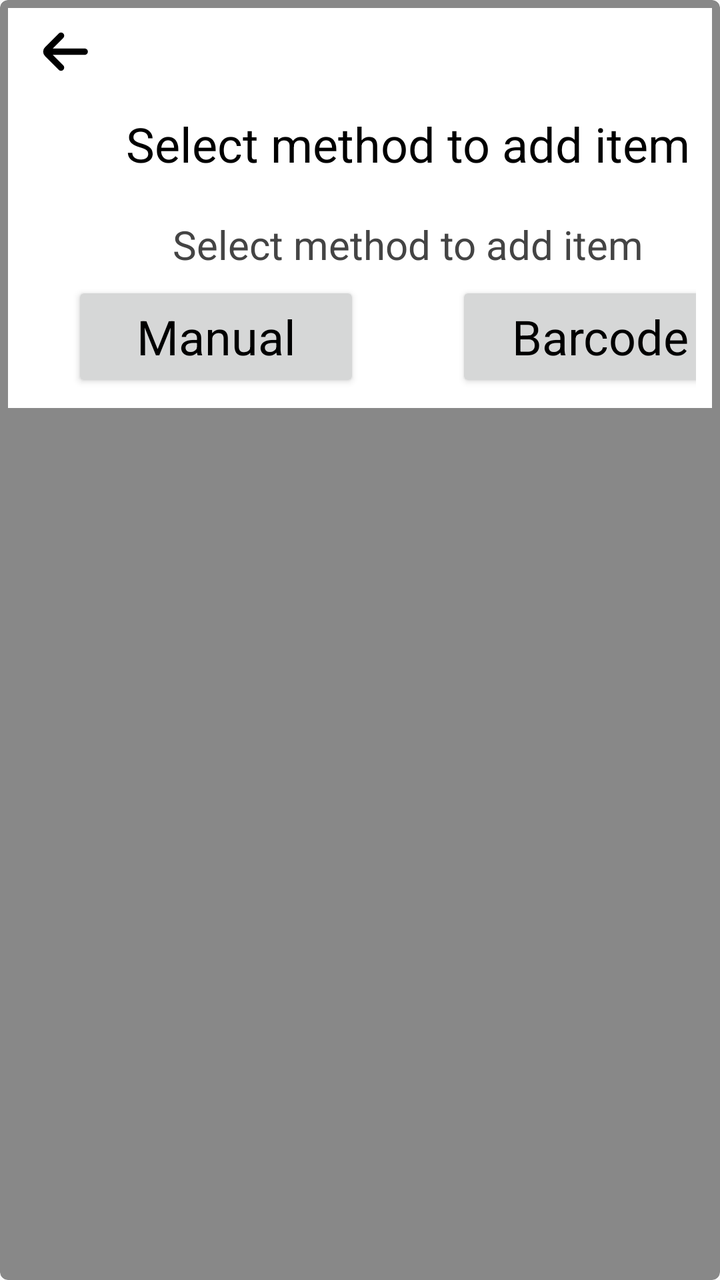
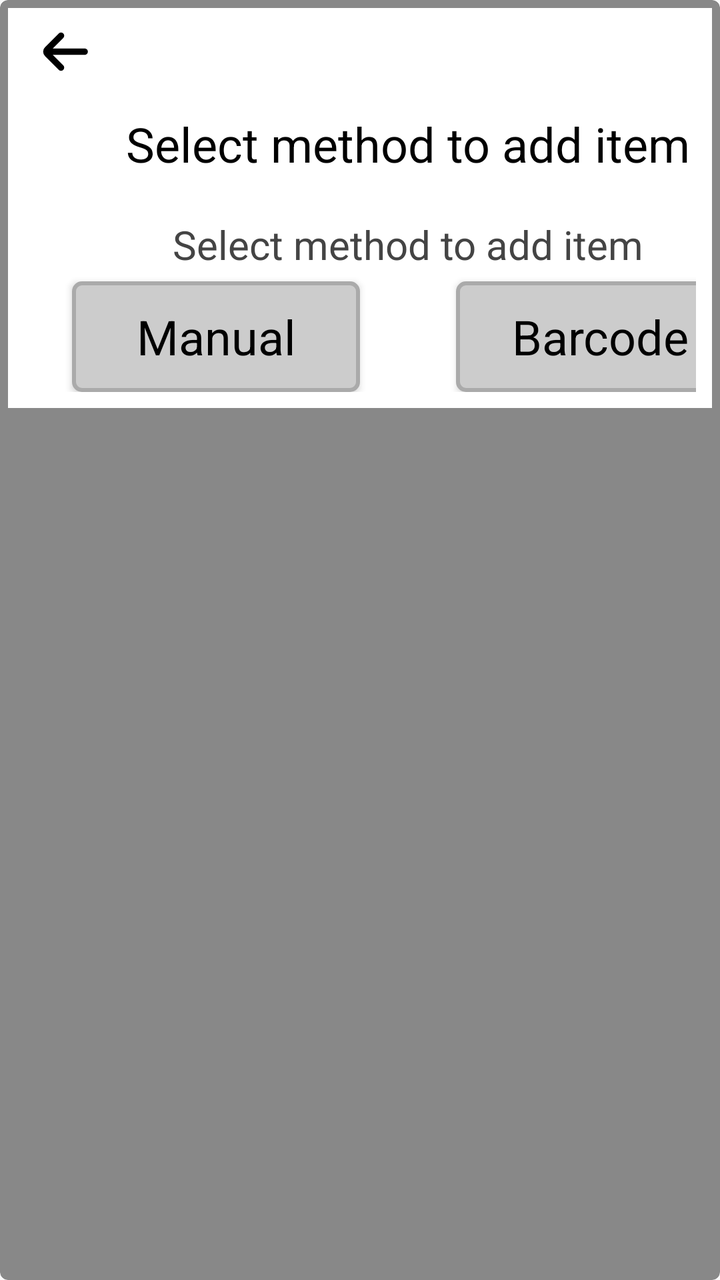

Compare the two renders of this Android layout. The source of the first and the diff that turns it into the second are given below.
<!-- AndroidManifest.xml: application theme Theme.PlainContainers -->
<!-- res/layout/popup_choice.xml -->
<?xml version="1.0" encoding="utf-8"?>
<androidx.cardview.widget.CardView
    xmlns:android="http://schemas.android.com/apk/res/android"
    xmlns:app="http://schemas.android.com/apk/res-auto"
    android:layout_width="wrap_content"
    android:layout_height="wrap_content"
    app:cardCornerRadius="@dimen/cornerRadiusDefault"
    app:cardBackgroundColor="@color/border"
    app:cardElevation="0dp"
    >

    <androidx.constraintlayout.widget.ConstraintLayout
        android:layout_width="wrap_content"
        android:layout_height="wrap_content"
        android:background="@color/backgroundDefault"
        android:layout_margin="4dp"
        android:minWidth="400dp"
        android:minHeight="200dp"
        android:padding="8dp"
        >

        <androidx.constraintlayout.widget.Guideline
            android:id="@+id/guidelineVert1"
            android:layout_width="0dp"
            android:layout_height="wrap_content"
            android:orientation="vertical"
            app:layout_constraintGuide_percent="0.1"
        />

        <androidx.constraintlayout.widget.Guideline
            android:id="@+id/guidelineVert2"
            android:layout_width="0dp"
            android:layout_height="wrap_content"
            android:orientation="vertical"
            app:layout_constraintGuide_percent="0.5"
        />

        <androidx.constraintlayout.widget.Guideline
            android:id="@+id/guidelineVert3"
            android:layout_width="0dp"
            android:layout_height="wrap_content"
            android:orientation="vertical"
            app:layout_constraintGuide_percent="0.9"
        />

        <androidx.constraintlayout.widget.Guideline
            android:id="@+id/guidelineHorz1"
            android:layout_width="wrap_content"
            android:layout_height="0dp"
            android:orientation="horizontal"
            app:layout_constraintGuide_percent="0.15"
        />

        <androidx.constraintlayout.widget.Guideline
            android:id="@+id/guidelineHorz2"
            android:layout_width="wrap_content"
            android:layout_height="0dp"
            android:orientation="horizontal"
            app:layout_constraintGuide_percent="0.5"
        />

        <androidx.constraintlayout.widget.Guideline
            android:id="@+id/guidelineHorz3"
            android:layout_width="wrap_content"
            android:layout_height="0dp"
            android:orientation="horizontal"
            app:layout_constraintGuide_percent="0.7"
        />

        <ImageButton
            android:layout_width="0dp"
            android:layout_height="0dp"
            android:src="@drawable/arrow_small_left_24"
            android:contentDescription="@string/accessibility_btn_dismiss_popup"
            android:scaleType="centerCrop"
            android:background="@color/backgroundDefault"
            app:layout_constraintTop_toTopOf="parent"
            app:layout_constraintBottom_toTopOf="@id/guidelineHorz1"
            app:layout_constraintStart_toStartOf="parent"
            app:layout_constraintEnd_toStartOf="@id/guidelineVert1"
        />

        <TextView
            android:id="@+id/tvPopupChoiceTitle"
            android:layout_width="0dp"
            android:layout_height="0dp"
            android:text="@string/details_popup_add_title"
            android:textAppearance="@style/Widget.PlainContainers.Text.Title"
            android:gravity="center"
            app:layout_constraintTop_toBottomOf="@id/guidelineHorz1"
            app:layout_constraintBottom_toTopOf="@id/guidelineHorz2"
            app:layout_constraintStart_toStartOf="parent"
            app:layout_constraintEnd_toEndOf="parent"
        />

        <TextView
            android:id="@+id/tvPopupChoiceSubtitle"
            android:layout_width="0dp"
            android:layout_height="0dp"
            android:text="@string/details_popup_add_title"
            android:textAppearance="@style/Widget.PlainContainers.Text.Subtitle"
            android:gravity="center"
            app:layout_constraintTop_toBottomOf="@id/guidelineHorz2"
            app:layout_constraintBottom_toTopOf="@id/guidelineHorz3"
            app:layout_constraintStart_toStartOf="@id/guidelineVert1"
            app:layout_constraintEnd_toEndOf="@id/guidelineVert3"
        />

        <Button
            android:id="@+id/btnPopupChoiceLeft"
            android:layout_width="0dp"
            android:layout_height="0dp"
            android:text="@string/details_popup_add_btn_manual"
            android:textAppearance="@style/Widget.PlainContainers.Text.Button"
            android:layout_marginLeft="@dimen/btnPopupChoiceMargin"
            android:layout_marginRight="@dimen/btnPopupChoiceMargin"
            app:layout_constraintTop_toBottomOf="@id/guidelineHorz3"
            app:layout_constraintBottom_toBottomOf="parent"
            app:layout_constraintStart_toStartOf="parent"
            app:layout_constraintEnd_toStartOf="@id/guidelineVert2"
        />

        <Button
            android:id="@+id/btnPopupChoiceRight"
            android:layout_width="0dp"
            android:layout_height="0dp"
            android:text="@string/details_popup_add_btn_barcode"
            android:textAppearance="@style/Widget.PlainContainers.Text.Button"
            android:layout_marginLeft="@dimen/btnPopupChoiceMargin"
            android:layout_marginRight="@dimen/btnPopupChoiceMargin"
            app:layout_constraintTop_toBottomOf="@id/guidelineHorz3"
            app:layout_constraintBottom_toBottomOf="parent"
            app:layout_constraintStart_toEndOf="@id/guidelineVert2"
            app:layout_constraintEnd_toEndOf="parent"
        />

    </androidx.constraintlayout.widget.ConstraintLayout>
</androidx.cardview.widget.CardView>
<!-- resources referenced by this layout -->
<resources>
  <color name="backgroundDefault">@color/white</color>
  <color name="border">@color/darkgray</color>
  <dimen name="btnPopupChoiceMargin">24dp</dimen>
  <dimen name="cornerRadiusDefault">4dp</dimen>
  <!-- drawable arrow_small_left_24 (drawable) -->
  <vector xmlns:android="http://schemas.android.com/apk/res/android" android:height="24dp" android:viewportHeight="24" android:viewportWidth="24" android:width="24dp">
        
      <path android:fillColor="#FF000000" android:pathData="M19,11H9l3.29,-3.29a1,1 0,0 0,0 -1.42,1 1,0 0,0 -1.41,0l-4.29,4.3A2,2 0,0 0,6 12H6a2,2 0,0 0,0.59 1.4l4.29,4.3a1,1 0,1 0,1.41 -1.42L9,13H19a1,1 0,0 0,0 -2Z"/>
      
  </vector>
  <string name="accessibility_btn_dismiss_popup">Cancel</string>
  <string name="details_popup_add_btn_barcode">Barcode</string>
  <string name="details_popup_add_btn_manual">Manual</string>
  <string name="details_popup_add_title">Select method to add item</string>
  <style name="Widget.PlainContainers.Text.Button" parent="Theme.PlainContainers">
          <item name="android:textSize">@dimen/fontSizeBtnLarge</item>
          <item name="android:textColor">@color/textColorButton</item>
          <item name="textAllCaps">false</item>
      </style>
  <style name="Widget.PlainContainers.Text.Subtitle" parent="Theme.PlainContainers">
          <item name="android:textSize">@dimen/fontSizeSubtitle</item>
          <item name="android:textColor">@color/textColorDefault</item>
      </style>
  <style name="Widget.PlainContainers.Text.Title" parent="Theme.PlainContainers">
          <item name="android:textSize">@dimen/fontSizeTitle</item>
          <item name="android:textColor">@color/textColorTitle</item>
      </style>
  <style name="Theme.PlainContainers" parent="Theme.AppCompat.Light.NoActionBar">
          <item name="android:windowTranslucentStatus">true</item>
      </style>
  <color name="white">#FFFFFFFF</color>
  <color name="darkgray">#888</color>
  <dimen name="fontSizeBtnLarge">24sp</dimen>
  <color name="textColorButton">@color/black</color>
  <dimen name="fontSizeSubtitle">20sp</dimen>
  <color name="textColorDefault">@color/dark_gray_darker</color>
  <dimen name="fontSizeTitle">24sp</dimen>
  <color name="textColorTitle">@color/black</color>
  <color name="black">#FF000000</color>
  <color name="dark_gray_darker">#444</color>
</resources>

<!-- the commit's change to res/layout/popup_choice.xml (unified diff, before → after) -->
@@ -110,6 +110,7 @@
             android:id="@+id/btnPopupChoiceLeft"
             android:layout_width="0dp"
             android:layout_height="0dp"
+            android:background="@drawable/bg_outline_rounded_filled"
             android:text="@string/details_popup_add_btn_manual"
             android:textAppearance="@style/Widget.PlainContainers.Text.Button"
             android:layout_marginLeft="@dimen/btnPopupChoiceMargin"
@@ -124,6 +125,7 @@
             android:id="@+id/btnPopupChoiceRight"
             android:layout_width="0dp"
             android:layout_height="0dp"
+            android:background="@drawable/bg_outline_rounded_filled"
             android:text="@string/details_popup_add_btn_barcode"
             android:textAppearance="@style/Widget.PlainContainers.Text.Button"
             android:layout_marginLeft="@dimen/btnPopupChoiceMargin"
<!-- resource entries referenced after the edit -->
@@ -10,6 +10,16 @@
       <path android:fillColor="#FF000000" android:pathData="M19,11H9l3.29,-3.29a1,1 0,0 0,0 -1.42,1 1,0 0,0 -1.41,0l-4.29,4.3A2,2 0,0 0,6 12H6a2,2 0,0 0,0.59 1.4l4.29,4.3a1,1 0,1 0,1.41 -1.42L9,13H19a1,1 0,0 0,0 -2Z"/>
       
   </vector>
+  <!-- drawable bg_outline_rounded_filled (drawable) -->
+  <?xml version="1.0" encoding="utf-8"?>
+  <shape xmlns:android="http://schemas.android.com/apk/res/android">
+      <solid android:color="@color/backgroundFill" />
+      <stroke
+          android:width="@dimen/bgBorderThickness"
+          android:color="@color/backgroundHighlight"
+      />
+      <corners android:radius="@dimen/cornerRadiusDefault" />
+  </shape>
   <string name="accessibility_btn_dismiss_popup">Cancel</string>
   <string name="details_popup_add_btn_barcode">Barcode</string>
   <string name="details_popup_add_btn_manual">Manual</string>
@@ -32,12 +42,17 @@
       </style>
   <color name="white">#FFFFFFFF</color>
   <color name="darkgray">#888</color>
+  <color name="backgroundFill">@color/light_gray_brighter</color>
+  <dimen name="bgBorderThickness">2dp</dimen>
+  <color name="backgroundHighlight">@color/lightgray</color>
   <dimen name="fontSizeBtnLarge">24sp</dimen>
   <color name="textColorButton">@color/black</color>
   <dimen name="fontSizeSubtitle">20sp</dimen>
   <color name="textColorDefault">@color/dark_gray_darker</color>
   <dimen name="fontSizeTitle">24sp</dimen>
   <color name="textColorTitle">@color/black</color>
+  <color name="light_gray_brighter">#CCC</color>
+  <color name="lightgray">#AAA</color>
   <color name="black">#FF000000</color>
   <color name="dark_gray_darker">#444</color>
 </resources>
